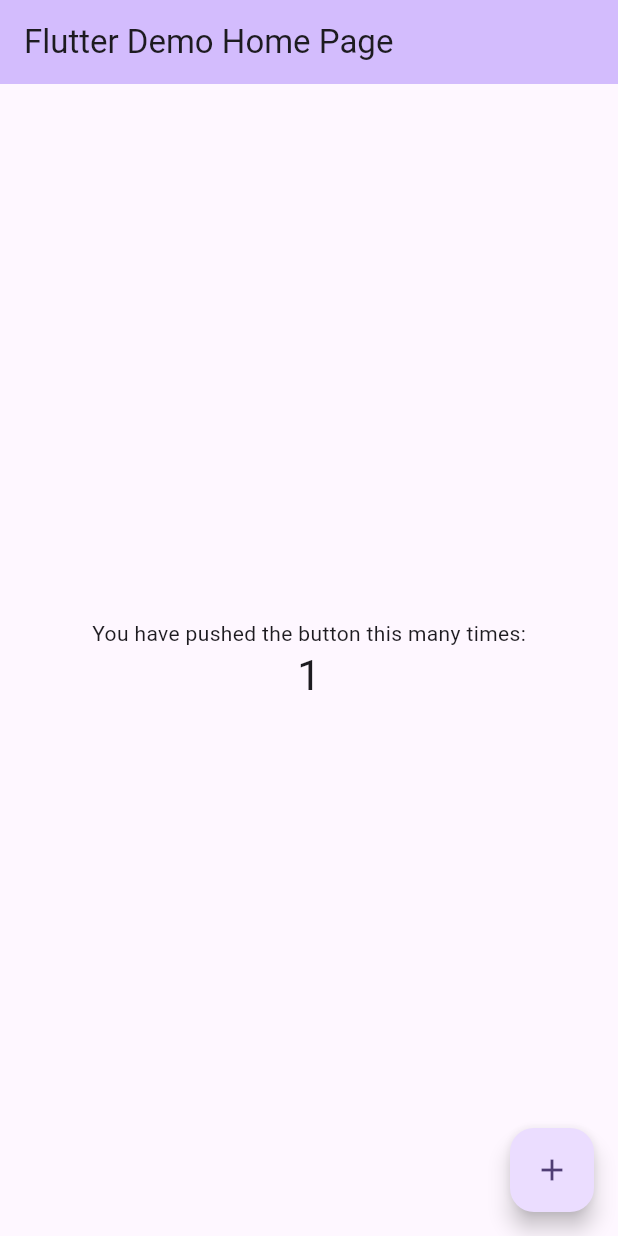
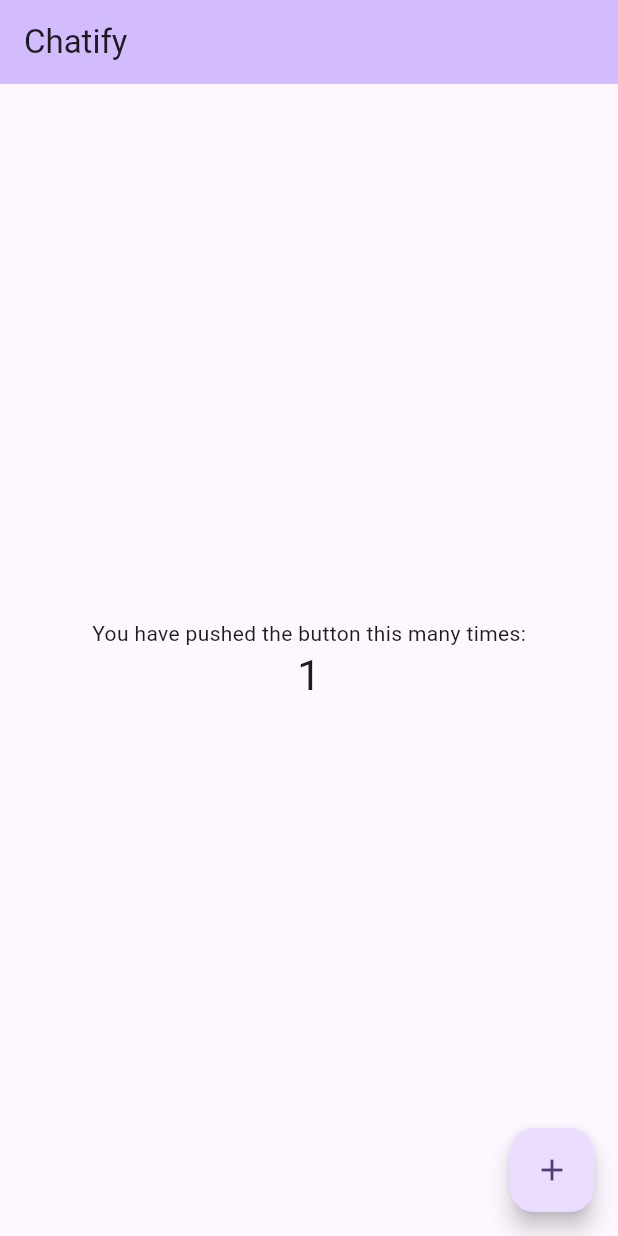
Before and after one commit to ahinsa-1111/chatify_app, a Flutter app: the screen it shows after launch, after a tap on the "add" icon, on a phone screen of 412 x 824 dp. Run offline on Flutter 3.47's test engine with Material 3 defaults, Android fonts, the phone set to English and light mode, and no system bars; our stand-ins replace firebase_core; accounts and stored records are empty.

Commit message:
commit_02

```diff
--- a/lib/main.dart
+++ b/lib/main.dart
@@ -1,6 +1,11 @@
+import 'package:chatify_app/firebase_options.dart';
+import 'package:firebase_core/firebase_core.dart';
 import 'package:flutter/material.dart';
 
-void main() {
+Future<void> main() async {
+  await Firebase.initializeApp(
+    options: DefaultFirebaseOptions.currentPlatform,
+  );
   runApp(const MyApp());
 }
 
@@ -31,7 +36,7 @@ class MyApp extends StatelessWidget {
         colorScheme: ColorScheme.fromSeed(seedColor: Colors.deepPurple),
         useMaterial3: true,
       ),
-      home: const MyHomePage(title: 'Flutter Demo Home Page'),
+      home: const MyHomePage(title: 'Chatify'),
     );
   }
 }
--- a/pubspec.yaml
+++ b/pubspec.yaml
@@ -35,6 +35,8 @@ dependencies:
   # The following adds the Cupertino Icons font to your application.
   # Use with the CupertinoIcons class for iOS style icons.
   cupertino_icons: ^1.0.2
+  firebase_auth: ^4.16.0
+  firebase_core: ^2.24.2
 
 dev_dependencies:
   flutter_test:
```
Also changed, not shown: database.rules.json (added, +7 -0 lines), lib/firebase_options.dart (added), pubspec.lock, 4 other files.
